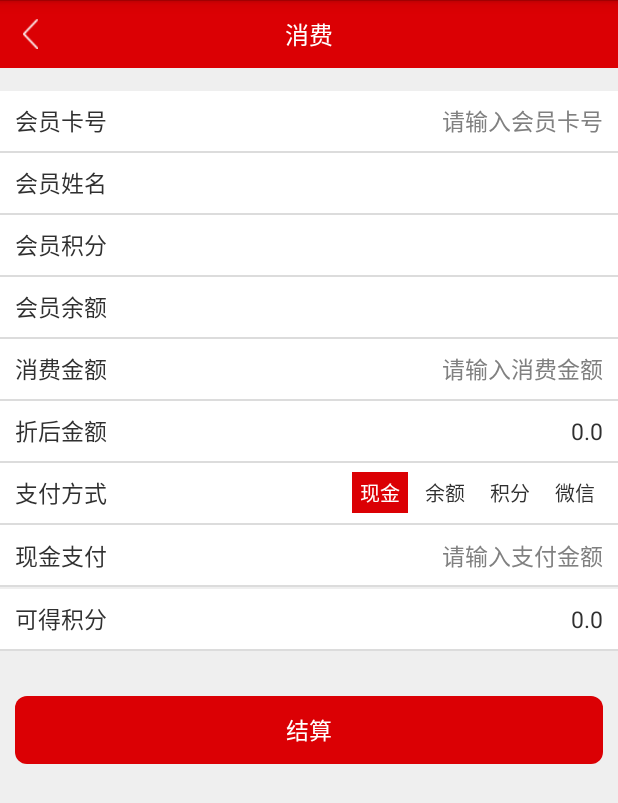
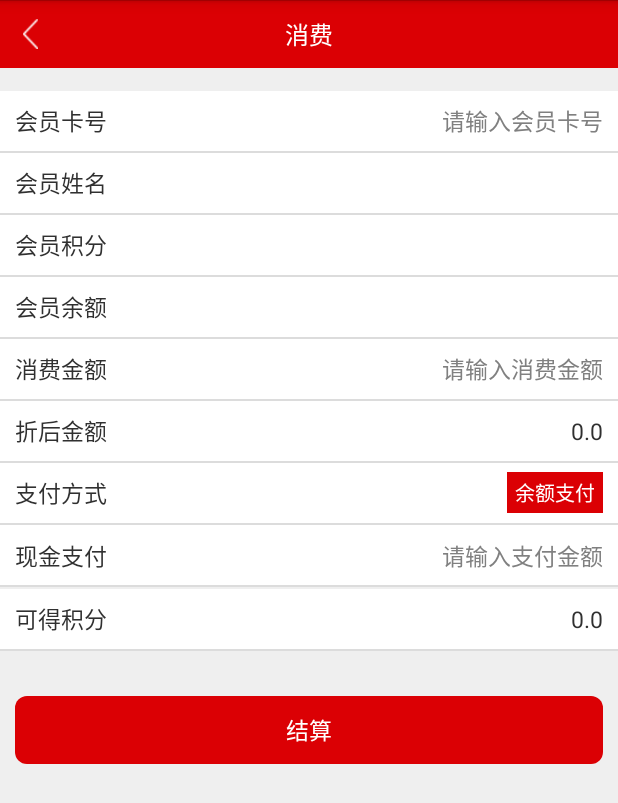
Before and after one commit to yy471101598/shoushuixitong, an Android app: the VipFragment screen opened directly, with no data from a screen before it, on a phone screen of 412 x 824 dp. Shown: the top 803 px of the screen. Run offline under Robolectric (Android 15) with nearby library versions, the phone set to English and light mode, and no system bars; our stand-ins replace CircleImageView; libraries missing offline, so code that uses them is left out: com.sunmi.pay, com.sunmi.payservice; 2 statements that could not run were skipped.

Commit message:
201905251100

```diff
--- a/app/src/main/java/com/shoppay/sssystem/LoginActivity.java
+++ b/app/src/main/java/com/shoppay/sssystem/LoginActivity.java
@@ -70,7 +70,6 @@ public class LoginActivity extends Activity implements View.OnClickListener{
         super.onCreate(savedInstanceState);
         setContentView(R.layout.activity_login);
         ac=this;
-        Log.d("xxx",String.format("%010d",56789));
         ActivityStack.create().addActivity(ac);
         initView();
         if(PreferenceHelper.readBoolean(ac,"shoppay","remember",false)){
--- a/app/src/main/java/com/shoppay/sssystem/VipFragment.java
+++ b/app/src/main/java/com/shoppay/sssystem/VipFragment.java
@@ -71,7 +71,7 @@ public class VipFragment extends Fragment implements View.OnClickListener {
     private EditText et_card, et_xfmoney, et_zfmoney, et_yuemoney, et_jfmoney;
     private TextView tv_vipname, tv_vipjf, tv_zhmoney, tv_maxdk, tv_dkmoney, tv_obtainjf, tv_money, tv_yue, tv_jf, tv_vipyue, tv_wx, tv_jiesuan;
     private RelativeLayout rl_money, rl_yue, rl_jf, rl_jiesuan, rl_jifen;
-    private boolean isMoney = true, isYue = false, isJifen = false, isWx = false;
+    private boolean isMoney = false, isYue = true, isJifen = false, isWx = false;
     private RelativeLayout rl_pay_money, rl_pay_yue, rl_pay_jifen, rl_pay_jifenmaxdk, rl_pay_jifendkm, rl_wx;
     private String editString;
     private Dialog dialog;
--- a/app/src/main/res/layout/fragment_vipconsumption.xml
+++ b/app/src/main/res/layout/fragment_vipconsumption.xml
@@ -220,6 +220,29 @@
             android:layout_centerVertical="true"
             android:layout_marginLeft="10dp"
             />
+
+        <RelativeLayout
+            android:layout_width="wrap_content"
+            android:layout_height="wrap_content"
+            android:background="@color/theme_red"
+            android:layout_alignParentRight="true"
+            android:layout_marginRight="10dp"
+            android:gravity="center_vertical"
+            android:layout_centerVertical="true"
+            >
+            <TextView
+                android:layout_width="wrap_content"
+                android:layout_height="wrap_content"
+                android:textSize="13sp"
+                android:textColor="@color/white"
+                android:layout_centerInParent="true"
+                android:text="余额支付"
+                android:paddingTop="3dp"
+                android:paddingBottom="3dp"
+                android:paddingLeft="5dp"
+                android:paddingRight="5dp"
+                />
+        </RelativeLayout>
         <LinearLayout
             android:layout_width="wrap_content"
             android:layout_height="match_parent"
@@ -227,6 +250,7 @@
             android:layout_alignParentRight="true"
             android:layout_marginRight="10dp"
             android:gravity="center_vertical"
+            android:visibility="gone"
             android:orientation="horizontal"
             >
             <RelativeLayout
```
